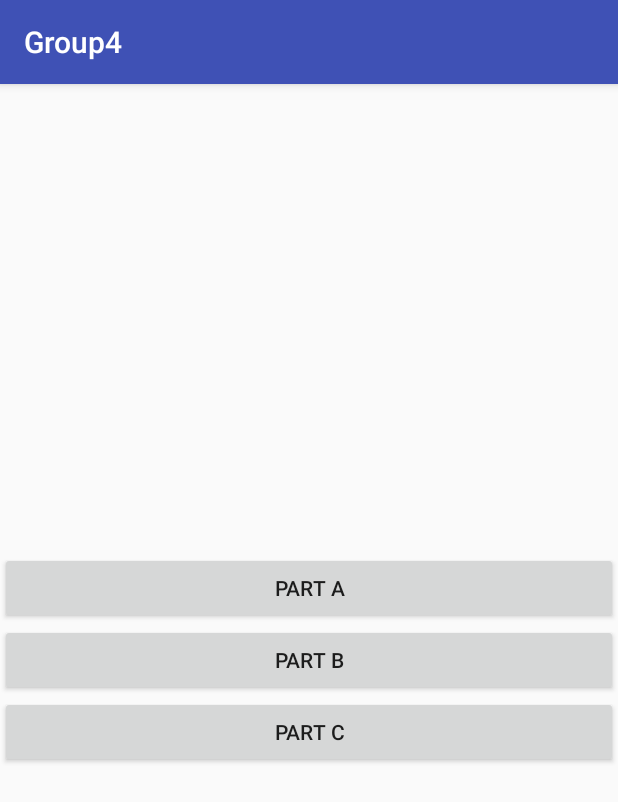
After one commit to royswastik/activity_tracker, an Android app: the ListActivity screen opened directly, with no data from a screen before it, on a phone screen of 412 x 824 dp. The commit adds this screen. Shown: the top 802 px of the screen. Run offline under Robolectric (Android 15) with nearby library versions, the phone set to English and light mode, and no system bars.

Commit message:
Code Refactor

```diff
--- a/app/build.gradle
+++ b/app/build.gradle
@@ -18,6 +18,10 @@ android {
     }
 }
 
+
+
+
+
 dependencies {
     implementation fileTree(include: ['*.jar'], dir: 'libs')
     implementation 'com.android.support:appcompat-v7:26.1.0'
--- /dev/null
+++ b/app/src/main/java/com/example/android/group4/ui/ListActivity.java
@@ -0,0 +1,48 @@
+package com.example.android.group4.ui;
+
+import android.content.Intent;
+import android.support.v7.app.AppCompatActivity;
+import android.os.Bundle;
+import android.view.View;
+import android.widget.Button;
+
+import com.example.android.group4.R;
+
+public class ListActivity extends AppCompatActivity {
+
+    Button partABtn, partBBtn, partCBtn;
+
+    @Override
+    protected void onCreate(Bundle savedInstanceState) {
+        super.onCreate(savedInstanceState);
+        setContentView(R.layout.activity_list);
+
+        partABtn = (Button) findViewById(R.id.part_a);
+        partBBtn = (Button) findViewById(R.id.part_b);
+        partCBtn = (Button) findViewById(R.id.part_c);
+
+        partABtn.setOnClickListener(new View.OnClickListener() {
+            @Override
+            public void onClick(View view) {
+                openActivity(PartAActivity.class);
+            }
+        });
+        partBBtn.setOnClickListener(new View.OnClickListener() {
+            @Override
+            public void onClick(View view) {
+                openActivity(PartBActivity.class);
+            }
+        });
+        partCBtn.setOnClickListener(new View.OnClickListener() {
+            @Override
+            public void onClick(View view) {
+                openActivity(PartCActivity.class);
+            }
+        });
+    }
+
+    private void openActivity(Class activity){
+        Intent intent= new Intent(this, activity);
+        startActivity(intent);
+    }
+}
--- /dev/null
+++ b/app/src/main/res/layout/activity_list.xml
@@ -0,0 +1,25 @@
+<?xml version="1.0" encoding="utf-8"?>
+<LinearLayout xmlns:android="http://schemas.android.com/apk/res/android"
+    xmlns:app="http://schemas.android.com/apk/res-auto"
+    xmlns:tools="http://schemas.android.com/tools"
+    android:layout_width="match_parent"
+    android:layout_height="match_parent"
+    android:orientation="vertical"
+    android:gravity="center_vertical"
+    tools:context="com.example.android.group4.ui.ListActivity">
+    <Button
+        android:id="@+id/part_a"
+        android:text="Part A"
+        android:layout_width="match_parent"
+        android:layout_height="wrap_content" />
+    <Button
+        android:id="@+id/part_b"
+        android:text="Part B"
+        android:layout_width="match_parent"
+        android:layout_height="wrap_content" />
+    <Button
+        android:id="@+id/part_c"
+        android:text="Part C"
+        android:layout_width="match_parent"
+        android:layout_height="wrap_content" />
+</LinearLayout>
```
Also changed, not shown: app/src/main/AndroidManifest.xml (+12 -0 lines), app/src/main/java/com/example/android/group4/MainActivity.java (+13 -0 lines), app/src/main/java/com/example/android/group4/db/DBHelper.java (added, +60 -0 lines), app/src/main/java/com/example/android/group4/models/AccelerometerDatum.java (added, +43 -0 lines), app/src/main/java/com/example/android/group4/models/HealthDatum.java (added, +34 -0 lines), app/src/main/java/com/example/android/group4/models/Patient.java (added, +54 -0 lines), app/src/main/java/com/example/android/group4/services/SensorHandlerService.java (added, +77 -0 lines), app/src/main/java/com/example/android/group4/ui/PartAActivity.java (added, +15 -0 lines), app/src/main/java/com/example/android/group4/ui/PartBActivity.java (added, +15 -0 lines), app/src/main/java/com/example/android/group4/ui/PartCActivity.java (added, +15 -0 lines), app/src/main/java/com/example/android/group4/utils/Constants.java (added, +13 -0 lines), app/src/main/res/layout/activity_part_a.xml (added, +9 -0 lines), app/src/main/res/layout/activity_part_b.xml (added, +9 -0 lines), app/src/main/res/layout/activity_part_c.xml (added, +9 -0 lines).
